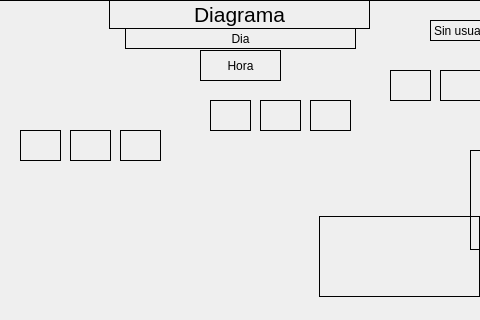
Above: asa_application/mainwindow.ui from razulued/qt_application before the change; both pictures show x 150 to 630 and y 0 to 320 of the 800 by 600 pixel window. Below: the same form after it.
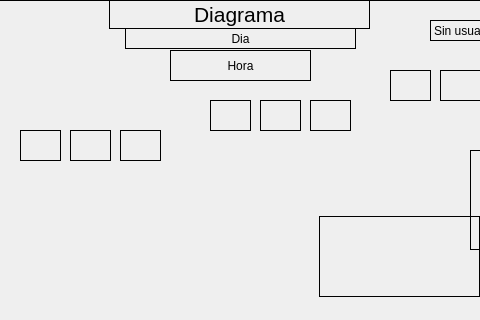
That is the form after the change. Icons and pictures are not drawn.

Patch:
```diff
--- a/asa_application/mainwindow.ui
+++ b/asa_application/mainwindow.ui
@@ -708,9 +708,9 @@
    <widget class="QLabel" name="label_hora">
     <property name="geometry">
      <rect>
-      <x>350</x>
+      <x>320</x>
       <y>50</y>
-      <width>81</width>
+      <width>141</width>
       <height>31</height>
      </rect>
     </property>
```
Left out of the diff: 41 changed lines with no effect on the pictures.
